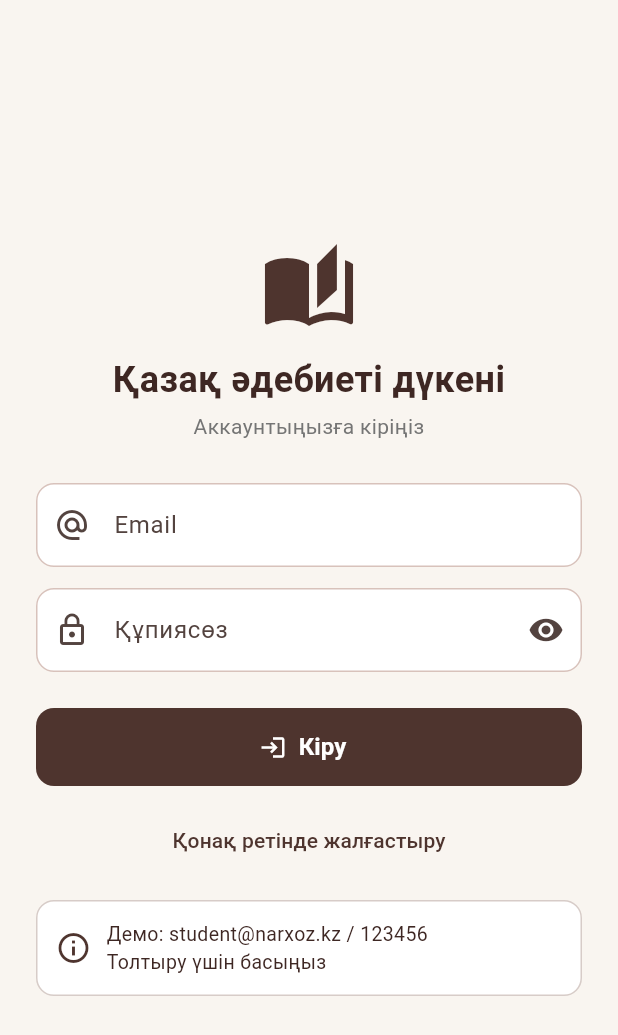
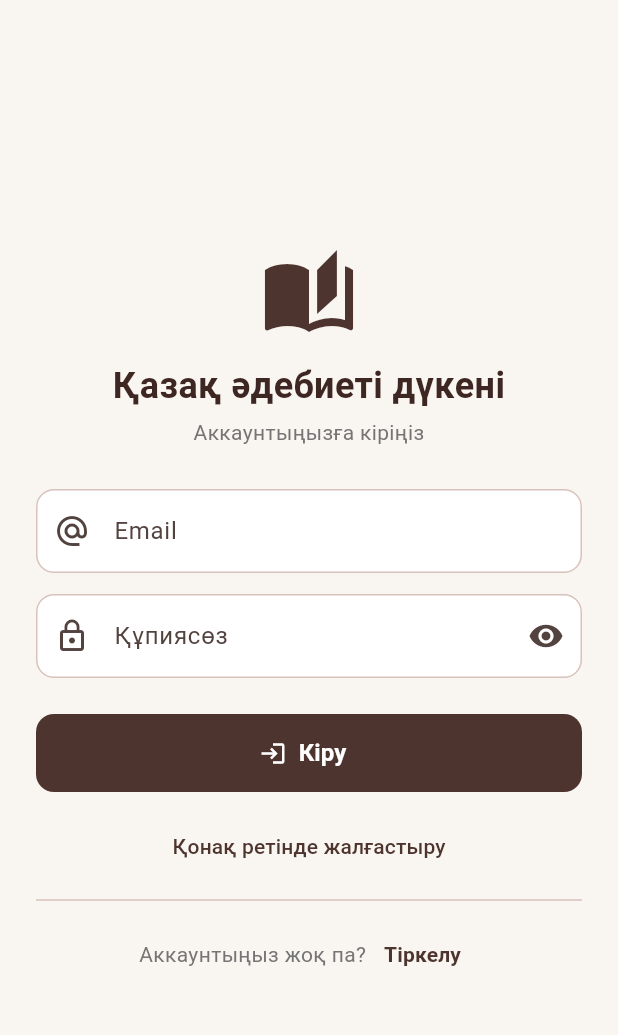
Before and after one commit to Nurs8t/Bookstore, a Flutter app: the screen it shows after launch, on a phone screen of 412 x 824 dp. Shown: the top 1035 px of the screen. Run offline on Flutter 3.47's test engine with Material 3 defaults, Android fonts, the phone set to English and light mode, and no system bars; our stand-ins replace equatable, flutter_bloc, shared_preferences, sqflite; accounts and stored records are empty.

Commit message:
Remove the demo account; register from the login screen
- AuthCubit accepts only registered accounts
- Login screen: demo hint replaced with a "Register" link; after a
  successful registration the app continues to the catalog
- Login listener reacts only while its route is visible
- Auth tests seed an account instead of relying on demo credentials

Co-Authored-By: Claude Opus 5.5 <noreply@anthropic.com>
Claude-Session: https://claude.ai/code/session_01TY32MWPqKvP2DaXFe9m3S9

```diff
--- a/lib/blocs/auth/auth_cubit.dart
+++ b/lib/blocs/auth/auth_cubit.dart
@@ -12,9 +12,8 @@ part 'auth_state.dart';
 ///                                          └──▶ AuthError(message)
 ///   AuthSuccess ──logout()──▶ AuthInitial
 ///
-/// Кіруге болатын аккаунттар:
-///   • демо: student@narxoz.kz / 123456
-///   • тіркелу формасында жасалған аккаунттар (AccountStore, құпиясөз хэші)
+/// Кіруге тек тіркелу формасында жасалған аккаунттармен болады
+/// (AccountStore: құпиясөздің тұзды хэші).
 ///
 /// Cubit — оқиғасыз (event) жеңіл BLoC: UI әдісті тікелей шақырады,
 /// Cubit emit() арқылы жаңа күй шығарады.
@@ -30,10 +29,6 @@ class AuthCubit extends Cubit<AuthState> {
   /// Сервер сұранысының симуляциясы (тесттерде қысқартуға болады).
   final Duration delay;
 
-  /// Демо тіркелгі.
-  static const String demoEmail = 'student@narxoz.kz';
-  static const String demoPassword = '123456';
-
   Future<void> login(String email, String password) async {
     final cleanEmail = email.trim().toLowerCase();
 
@@ -43,13 +38,7 @@ class AuthCubit extends Cubit<AuthState> {
     emit(const AuthLoading());
     await Future<void>.delayed(delay); // "желі" кідірісі
 
-    // 1) Демо аккаунт
-    if (cleanEmail == demoEmail && password == demoPassword) {
-      emit(AuthSuccess(username: _usernameFrom(cleanEmail), email: cleanEmail));
-      return;
-    }
-
-    // 2) Тіркелген аккаунт: құпиясөздің хэшін сақталған хэшпен салыстырамыз
+    // Тіркелген аккаунт: құпиясөздің хэшін сақталған хэшпен салыстырамыз
     String? name;
     try {
       name = await _accounts.verify(cleanEmail, password);
@@ -76,10 +65,4 @@ class AuthCubit extends Cubit<AuthState> {
   }
 
   void logout() => emit(const AuthInitial());
-
-  /// student@narxoz.kz → Student
-  static String _usernameFrom(String email) {
-    final name = email.split('@').first;
-    return name.isEmpty ? email : name[0].toUpperCase() + name.substring(1);
-  }
 }
--- a/lib/screens/login_screen.dart
+++ b/lib/screens/login_screen.dart
@@ -3,6 +3,7 @@ import 'package:flutter_bloc/flutter_bloc.dart';
 
 import '../blocs/auth/auth_cubit.dart';
 import '../utils/app_theme.dart';
+import 'registration_screen.dart';
 import 'root_screen.dart';
 
 /// Кіру экраны. BlocConsumer екі жұмысты бөледі:
@@ -42,9 +43,13 @@ class _LoginScreenState extends State<LoginScreen> {
     );
   }
 
-  void _fillDemo() {
-    _emailController.text = AuthCubit.demoEmail;
-    _passwordController.text = AuthCubit.demoPassword;
+  /// Тіркелу экраны. Тіркелген соң AuthSuccess болады → каталогқа өтеміз.
+  Future<void> _openRegistration() async {
+    await Navigator.of(context).push(
+      MaterialPageRoute(builder: (_) => const RegistrationScreen()),
+    );
+    if (!mounted) return;
+    if (context.read<AuthCubit>().state is AuthSuccess) _openCatalog();
   }
 
   @override
@@ -58,6 +63,9 @@ class _LoginScreenState extends State<LoginScreen> {
               constraints: const BoxConstraints(maxWidth: 420),
               child: BlocConsumer<AuthCubit, AuthState>(
                 // ---------- LISTENER: бір реттік әрекеттер ----------
+                // Тек осы экран көрініп тұрғанда әрекет етеміз
+                // (тіркелу экраны ашық болса, ол өз диалогын көрсетеді).
+                listenWhen: (_, __) => ModalRoute.of(context)?.isCurrent ?? true,
                 listener: (context, state) {
                   if (state is AuthError) {
                     ScaffoldMessenger.of(context)
@@ -106,7 +114,7 @@ class _LoginScreenState extends State<LoginScreen> {
                           textInputAction: TextInputAction.next,
                           decoration: const InputDecoration(
                             labelText: 'Email',
-                            hintText: AuthCubit.demoEmail,
+                            hintText: 'name@narxoz.kz',
                             prefixIcon: Icon(Icons.alternate_email),
                           ),
                           validator: (v) =>
@@ -157,31 +165,22 @@ class _LoginScreenState extends State<LoginScreen> {
                           onPressed: isLoading ? null : _openCatalog,
                           child: const Text('Қонақ ретінде жалғастыру'),
                         ),
-                        const SizedBox(height: 16),
-                        // Демо тіркелгі (қорғауда жылдам толтыру үшін).
-                        InkWell(
-                          onTap: isLoading ? null : _fillDemo,
-                          borderRadius: BorderRadius.circular(12),
-                          child: Container(
-                            padding: const EdgeInsets.all(12),
-                            decoration: BoxDecoration(
-                              color: context.surfaceCard,
-                              borderRadius: BorderRadius.circular(12),
-                              border: Border.all(color: Colors.brown.shade100),
+                        const Divider(height: 24),
+                        Row(
+                          mainAxisAlignment: MainAxisAlignment.center,
+                          children: [
+                            Text(
+                              'Аккаунтыңыз жоқ па?',
+                              style: TextStyle(color: Colors.grey.shade600),
                             ),
-                            child: Row(
-                              children: [
-                                Icon(Icons.info_outline, color: context.accent),
-                                const SizedBox(width: 10),
-                                const Expanded(
-                                  child: Text(
-                                    'Демо: student@narxoz.kz / 123456\nТолтыру үшін басыңыз',
-                                    style: TextStyle(fontSize: 13),
-                                  ),
-                                ),
-                              ],
+                            TextButton(
+                              onPressed: isLoading ? null : _openRegistration,
+                              child: const Text(
+                                'Тіркелу',
+                                style: TextStyle(fontWeight: FontWeight.bold),
+                              ),
                             ),
-                          ),
+                          ],
                         ),
                       ],
                     ),
--- a/lib/screens/registration_screen.dart
+++ b/lib/screens/registration_screen.dart
@@ -133,7 +133,7 @@ class _RegistrationScreenState extends State<RegistrationScreen> {
         actions: [
           FilledButton(
             onPressed: () => Navigator.pop(ctx),
-            child: const Text('Профильге өту'),
+            child: const Text('Жалғастыру'),
           ),
         ],
       ),
```
Also changed, not shown: 2 other files.
